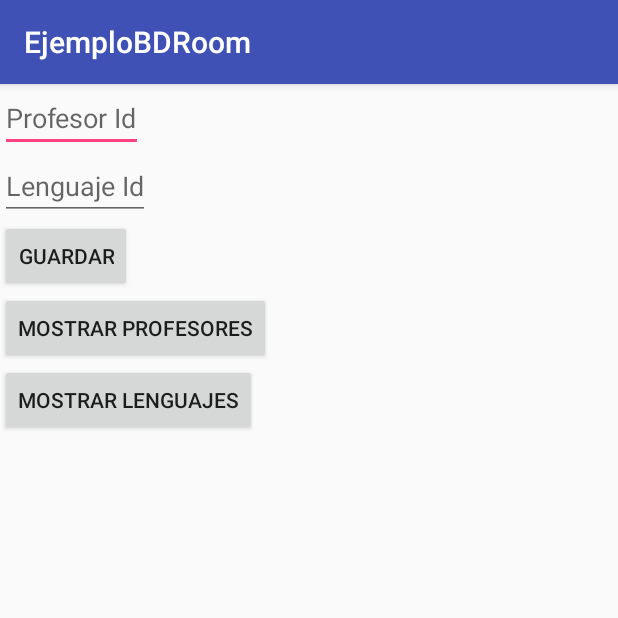
After one commit to pepivsky/EjemploBDRoom, an Android app: the ProfesorLenguajesActivity screen opened directly, with no data from a screen before it, on a phone screen of 412 x 824 dp, the top half of it. The commit adds this screen. Run offline under Robolectric (Android 15) with nearby library versions, the phone set to English and light mode, and no system bars; our stand-ins replace ButterKnife.

Commit message:
Creación de la activity profesorLenguaje para hacer la relación de muchos a muchos

```diff
--- a/app/src/main/AndroidManifest.xml
+++ b/app/src/main/AndroidManifest.xml
@@ -18,7 +18,8 @@
         </activity>
         <activity android:name=".ProfessorActivity" />
         <activity android:name=".CursoActivity" />
-        <activity android:name=".LenguajeActivity"></activity>
+        <activity android:name=".LenguajeActivity" />
+        <activity android:name=".ProfesorLenguajesActivity"></activity>
     </application>
 
 </manifest>
--- a/app/src/main/java/com/example/pepe/ejemplobdroom/MainActivity.java
+++ b/app/src/main/java/com/example/pepe/ejemplobdroom/MainActivity.java
@@ -17,6 +17,8 @@ public class MainActivity extends AppCompatActivity {
     Button btnCurso;
     @BindView(R.id.btnLenguaje)
     Button btnLenguaje;
+    @BindView(R.id.btnProfessorLenguaje)
+    Button btnProfessorLenguaje;
 
     @Override
     protected void onCreate(Bundle savedInstanceState) {
@@ -46,4 +48,8 @@ public class MainActivity extends AppCompatActivity {
         startActivity(new Intent(getApplicationContext(), LenguajeActivity.class));
     }
 
+    @OnClick(R.id.btnProfessorLenguaje)
+    public void irProfesorLenguaje() {
+        startActivity(new Intent(getApplicationContext(), ProfesorLenguajesActivity.class));
+    }
 }
--- /dev/null
+++ b/app/src/main/java/com/example/pepe/ejemplobdroom/ProfesorLenguajesActivity.java
@@ -0,0 +1,40 @@
+package com.example.pepe.ejemplobdroom;
+
+import android.os.Bundle;
+import android.support.v7.app.AppCompatActivity;
+import android.widget.Button;
+import android.widget.EditText;
+
+import butterknife.BindView;
+import butterknife.ButterKnife;
+import butterknife.OnClick;
+
+public class ProfesorLenguajesActivity extends AppCompatActivity {
+
+    @BindView(R.id.profesorId)
+    EditText profesorId;
+    @BindView(R.id.lenguajeId)
+    EditText lenguajeId;
+    @BindView(R.id.btnGuardarProfesorLenguaje)
+    Button btnGuardarProfesorLenguaje;
+    @BindView(R.id.btnMostrarProfesores)
+    Button btnMostrarProfesores;
+    @BindView(R.id.btnMostrarLenguajes)
+    Button btnMostrarLenguajes;
+
+    @Override
+    protected void onCreate(Bundle savedInstanceState) {
+        super.onCreate(savedInstanceState);
+        setContentView(R.layout.activity_profesor_lenguajes);
+        ButterKnife.bind(this);
+        configurarView();
+    }
+
+    private void configurarView(){
+
+    }
+
+    @OnClick(R.id.btnGuardarProfesorLenguaje)
+    public void onViewClicked() {
+    }
+}
--- a/app/src/main/java/com/example/pepe/ejemplobdroom/db/entity/TLenguaje.java
+++ b/app/src/main/java/com/example/pepe/ejemplobdroom/db/entity/TLenguaje.java
@@ -9,6 +9,8 @@ import com.example.pepe.ejemplobdroom.constants.Constants;
 
 /**
  * Entidad TLenguaje que hace alusión a los lenguajes de programación
+ * Creada para hacer la relación de muchos a muchos.
+ * un profesor enseña muchos lenguajes de programacion y muchos lenguajes pueden ser enseñesados por muchos profesores
  */
 
 @Entity(tableName = Constants.NAME_TABLE_LENGUAJE)
--- a/app/src/main/res/layout/activity_main.xml
+++ b/app/src/main/res/layout/activity_main.xml
@@ -32,5 +32,12 @@
          android:text="Lenguaje"
 
          />
+     <Button
+         android:id="@+id/btnProfessorLenguaje"
+         android:layout_width="wrap_content"
+         android:layout_height="wrap_content"
+         android:text="ProfesorLenguaje"
+
+         />
 
 </LinearLayout>
--- /dev/null
+++ b/app/src/main/res/layout/activity_profesor_lenguajes.xml
@@ -0,0 +1,48 @@
+<?xml version="1.0" encoding="utf-8"?>
+<LinearLayout xmlns:android="http://schemas.android.com/apk/res/android"
+    xmlns:app="http://schemas.android.com/apk/res-auto"
+    xmlns:tools="http://schemas.android.com/tools"
+    android:layout_width="match_parent"
+    android:layout_height="match_parent"
+    tools:context=".ProfesorLenguajesActivity"
+    android:orientation="vertical"
+    >
+
+    <EditText
+        android:id="@+id/profesorId"
+        android:layout_width="wrap_content"
+        android:layout_height="wrap_content"
+        android:hint="Profesor Id"
+        />
+
+    <EditText
+        android:id="@+id/lenguajeId"
+        android:layout_width="wrap_content"
+        android:layout_height="wrap_content"
+        android:hint="Lenguaje Id"
+        />
+
+    <Button
+        android:id="@+id/btnGuardarProfesorLenguaje"
+        android:layout_width="wrap_content"
+        android:layout_height="wrap_content"
+        android:text="Guardar"
+        />
+
+    <Button
+        android:id="@+id/btnMostrarProfesores"
+        android:layout_width="wrap_content"
+        android:layout_height="wrap_content"
+        android:text="Mostrar profesores"
+        />
+
+    <Button
+        android:id="@+id/btnMostrarLenguajes"
+        android:layout_width="wrap_content"
+        android:layout_height="wrap_content"
+        android:text="Mostrar Lenguajes"
+        />
+
+
+
+</LinearLayout>
```
